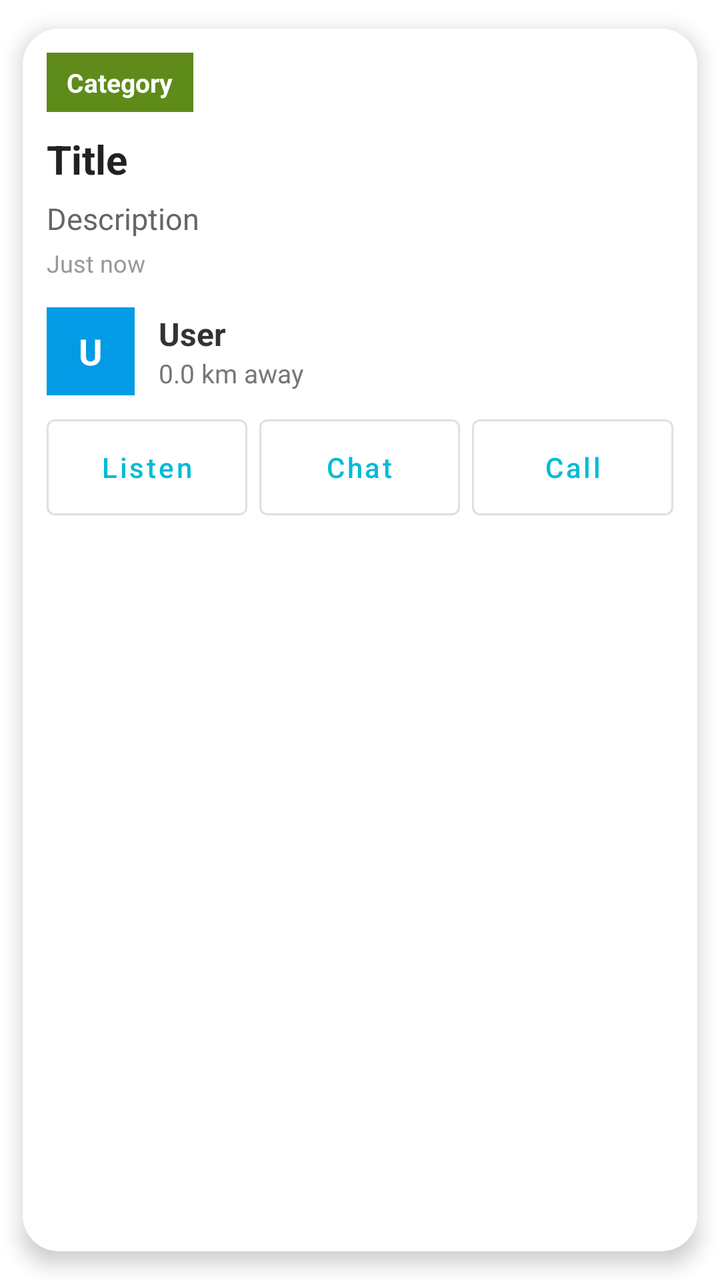
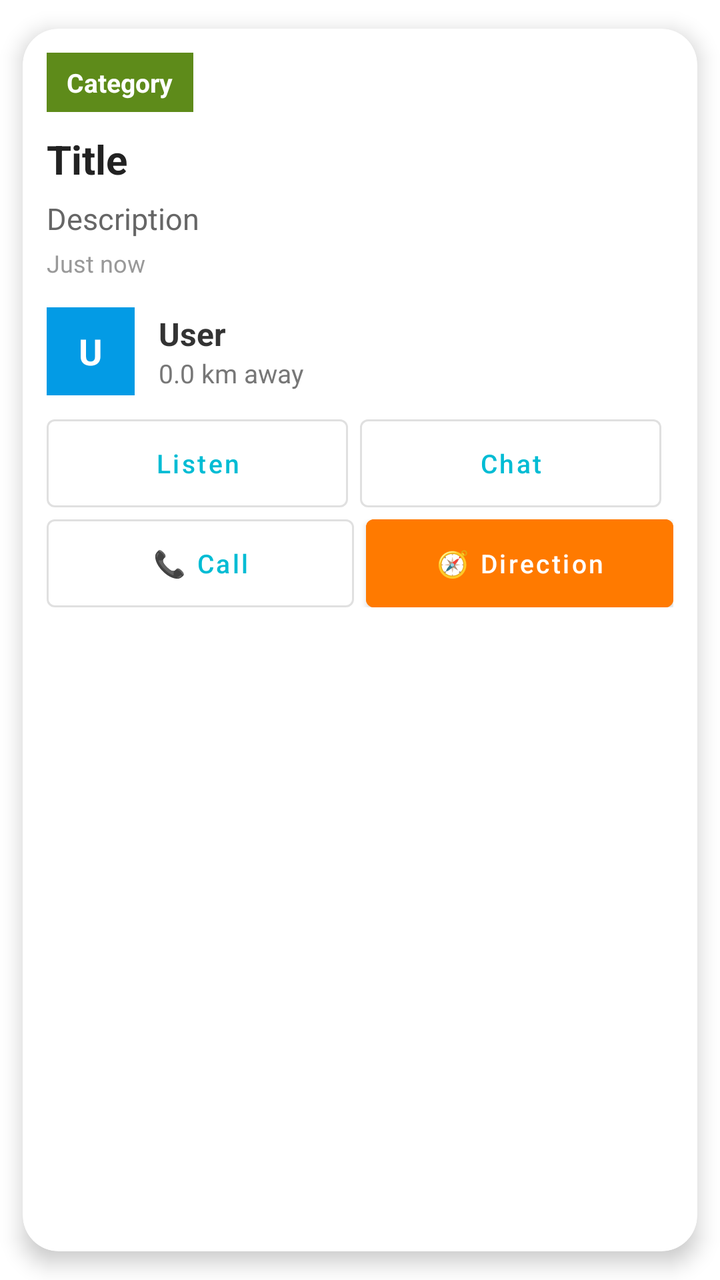

Screens rendered from an Android XML layout before and after an edit, with the pre-edit source and the edit as a unified diff.
<!-- AndroidManifest.xml: application theme Theme.TownCrierBD -->
<!-- res/layout/item_announcement.xml -->
<?xml version="1.0" encoding="utf-8"?>
<androidx.cardview.widget.CardView xmlns:android="http://schemas.android.com/apk/res/android"
    xmlns:app="http://schemas.android.com/apk/res-auto"
    android:id="@+id/cardRoot"
    android:layout_width="match_parent"
    android:layout_height="wrap_content"
    android:layout_margin="12dp"
    app:cardCornerRadius="18dp"
    app:cardElevation="6dp"
    app:cardUseCompatPadding="true">

    <LinearLayout
        android:layout_width="match_parent"
        android:layout_height="wrap_content"
        android:orientation="vertical">

        
        <ImageView
            android:id="@+id/ivPhoto"
            android:layout_width="match_parent"
            android:layout_height="180dp"
            android:scaleType="centerCrop"
            android:visibility="gone"
            android:contentDescription="@string/app_name" />

        
        <LinearLayout
            android:layout_width="match_parent"
            android:layout_height="wrap_content"
            android:orientation="horizontal"
            android:gravity="center_vertical"
            android:layout_marginStart="12dp"
            android:layout_marginEnd="12dp"
            android:layout_marginTop="12dp">

            <TextView
                android:id="@+id/tvBadge"
                android:layout_width="wrap_content"
                android:layout_height="wrap_content"
                android:background="#5E8B1A"
                android:paddingStart="10dp"
                android:paddingEnd="10dp"
                android:paddingTop="6dp"
                android:paddingBottom="6dp"
                android:text="Category"
                android:textColor="@android:color/white"
                android:textStyle="bold"
                android:textSize="13sp" />

            
            <TextView
                android:id="@+id/tvAudioBadge"
                android:layout_width="wrap_content"
                android:layout_height="wrap_content"
                android:layout_marginStart="6dp"
                android:text="🔊 Audio"
                android:textSize="11sp"
                android:textStyle="bold"
                android:textColor="#A21CAF"
                android:visibility="gone"
                android:paddingStart="8dp"
                android:paddingEnd="8dp"
                android:paddingTop="4dp"
                android:paddingBottom="4dp"
                android:background="#F5E6FF"/>

            <View
                android:layout_width="0dp"
                android:layout_height="1dp"
                android:layout_weight="1"/>

            
            <TextView
                android:id="@+id/tvExpiry"
                android:layout_width="wrap_content"
                android:layout_height="wrap_content"
                android:text="⏳ Expires in 24 hrs"
                android:textSize="11sp"
                android:textStyle="bold"
                android:textColor="#388E3C"
                android:visibility="gone"
                android:paddingStart="8dp"
                android:paddingEnd="8dp"
                android:paddingTop="4dp"
                android:paddingBottom="4dp"
                android:background="#EDFFF0"/>

        </LinearLayout>

        
        <TextView
            android:id="@+id/tvTitle"
            android:layout_width="match_parent"
            android:layout_height="wrap_content"
            android:layout_marginStart="12dp"
            android:layout_marginEnd="12dp"
            android:layout_marginTop="10dp"
            android:text="Title"
            android:textColor="#222222"
            android:textStyle="bold"
            android:textSize="20sp" />

        
        <TextView
            android:id="@+id/tvDesc"
            android:layout_width="match_parent"
            android:layout_height="wrap_content"
            android:layout_marginStart="12dp"
            android:layout_marginEnd="12dp"
            android:layout_marginTop="6dp"
            android:text="Description"
            android:textColor="#666666"
            android:textSize="15sp" />

        
        <TextView
            android:id="@+id/tvTime"
            android:layout_width="wrap_content"
            android:layout_height="wrap_content"
            android:layout_marginStart="12dp"
            android:layout_marginTop="4dp"
            android:text="Just now"
            android:textColor="#999999"
            android:textSize="12sp" />

        
        <LinearLayout
            android:layout_width="match_parent"
            android:layout_height="wrap_content"
            android:layout_marginTop="14dp"
            android:layout_marginStart="12dp"
            android:layout_marginEnd="12dp"
            android:orientation="horizontal"
            android:gravity="center_vertical">

            <TextView
                android:id="@+id/tvAvatar"
                android:layout_width="44dp"
                android:layout_height="44dp"
                android:gravity="center"
                android:text="U"
                android:textStyle="bold"
                android:textColor="@android:color/white"
                android:textSize="18sp"
                android:background="#039BE5" />

            <LinearLayout
                android:layout_width="0dp"
                android:layout_height="wrap_content"
                android:layout_weight="1"
                android:layout_marginStart="12dp"
                android:orientation="vertical">

                <TextView
                    android:id="@+id/tvName"
                    android:layout_width="wrap_content"
                    android:layout_height="wrap_content"
                    android:text="User"
                    android:textStyle="bold"
                    android:textSize="16sp"
                    android:textColor="#333333" />

                <TextView
                    android:id="@+id/tvDistance"
                    android:layout_width="wrap_content"
                    android:layout_height="wrap_content"
                    android:text="0.0 km away"
                    android:textSize="13sp"
                    android:textColor="#777777" />
            </LinearLayout>

        </LinearLayout>

        
        <LinearLayout
            android:layout_width="match_parent"
            android:layout_height="wrap_content"
            android:layout_margin="12dp"
            android:orientation="horizontal"
            android:gravity="center"
            android:weightSum="3">

            <com.google.android.material.button.MaterialButton
                android:id="@+id/btnListen"
                style="@style/Widget.MaterialComponents.Button.OutlinedButton"
                android:layout_width="0dp"
                android:layout_height="48dp"
                android:layout_weight="1"
                android:text="Listen"
                android:textAllCaps="false"
                android:textSize="14sp"
                android:insetTop="0dp"
                android:insetBottom="0dp"
                android:layout_marginEnd="6dp"/>

            <com.google.android.material.button.MaterialButton
                android:id="@+id/btnChat"
                style="@style/Widget.MaterialComponents.Button.OutlinedButton"
                android:layout_width="0dp"
                android:layout_height="48dp"
                android:layout_weight="1"
                android:text="Chat"
                android:textAllCaps="false"
                android:textSize="14sp"
                android:insetTop="0dp"
                android:insetBottom="0dp"
                android:layout_marginEnd="6dp"/>

            <com.google.android.material.button.MaterialButton
                android:id="@+id/btnCall"
                style="@style/Widget.MaterialComponents.Button.OutlinedButton"
                android:layout_width="0dp"
                android:layout_height="48dp"
                android:layout_weight="1"
                android:text="Call"
                android:textAllCaps="false"
                android:textSize="14sp"
                android:insetTop="0dp"
                android:insetBottom="0dp" />
        </LinearLayout>

        
        <LinearLayout
            android:id="@+id/layoutEditDelete"
            android:layout_width="match_parent"
            android:layout_height="wrap_content"
            android:layout_marginStart="12dp"
            android:layout_marginEnd="12dp"
            android:layout_marginBottom="12dp"
            android:orientation="horizontal"
            android:visibility="gone">

            <com.google.android.material.button.MaterialButton
                android:id="@+id/btnEdit"
                style="@style/Widget.MaterialComponents.Button.OutlinedButton"
                android:layout_width="0dp"
                android:layout_height="48dp"
                android:layout_weight="1"
                android:text="Edit"
                android:textAllCaps="false"
                android:layout_marginEnd="8dp"/>

            <com.google.android.material.button.MaterialButton
                android:id="@+id/btnDelete"
                android:layout_width="0dp"
                android:layout_height="48dp"
                android:layout_weight="1"
                android:text="Delete"
                android:textAllCaps="false"
                android:backgroundTint="#F44336"
                android:textColor="@android:color/white"
                android:layout_marginEnd="8dp"/>

            <com.google.android.material.button.MaterialButton
                android:id="@+id/btnDetails"
                style="@style/Widget.MaterialComponents.Button.OutlinedButton"
                android:layout_width="0dp"
                android:layout_height="48dp"
                android:layout_weight="1"
                android:text="Details"
                android:textAllCaps="false"
                android:textSize="14sp"
                android:insetTop="0dp"
                android:insetBottom="0dp"/>

        </LinearLayout>

    </LinearLayout>
</androidx.cardview.widget.CardView>
<!-- resources referenced by this layout -->
<resources>
  <string name="app_name">TownCrierBD</string>
  <style name="Theme.TownCrierBD" parent="Theme.MaterialComponents.Light.NoActionBar">
  
          <item name="colorPrimary">@color/blue_end</item>
          <item name="colorPrimaryVariant">@color/blue_start</item>
          <item name="colorOnPrimary">@color/white</item>
  
          <item name="colorSecondary">@color/blue_start</item>
          <item name="colorSecondaryVariant">@color/blue_end</item>
          <item name="colorOnSecondary">@color/white</item>
  
          <item name="android:forceDarkAllowed" tools:targetApi="q">false</item>
  
          <item name="android:statusBarColor">@color/blue_start</item>
          <item name="android:navigationBarColor">@color/blue_start</item>
  
          <item name="spinnerStyle">@style/TownCrierBD.SpinnerStyle</item>
      </style>
  <color name="blue_end">#00BCD4</color>
  <color name="blue_start">#2196F3</color>
  <color name="white">#FFFFFF</color>
  <style name="TownCrierBD.SpinnerStyle" parent="Widget.AppCompat.Spinner">
      <item name="android:popupBackground">@drawable/bg_spinner_popup_white</item>
          <item name="popupTheme">@style/TownCrierBD.PopupTheme</item>
      </style>
  <!-- drawable bg_spinner_popup_white (drawable) -->
  <?xml version="1.0" encoding="utf-8"?>
  <shape xmlns:android="http://schemas.android.com/apk/res/android">
      <solid android:color="#FFFFFF"/>
      <corners android:radius="16dp"/>
      <padding
          android:left="8dp"
          android:top="8dp"
          android:right="8dp"
          android:bottom="8dp"/>
  </shape>
  <style name="TownCrierBD.PopupTheme" parent="ThemeOverlay.MaterialComponents.Light">
          <item name="android:popupBackground">@drawable/bg_spinner_popup_white</item>
      </style>
</resources>

<!-- the commit's change to res/layout/item_announcement.xml (unified diff, before → after) -->
@@ -47,7 +47,6 @@
                 android:textStyle="bold"
                 android:textSize="13sp" />
 
-            
             <TextView
                 android:id="@+id/tvAudioBadge"
                 android:layout_width="wrap_content"
@@ -175,48 +174,85 @@
         <LinearLayout
             android:layout_width="match_parent"
             android:layout_height="wrap_content"
-            android:layout_margin="12dp"
-            android:orientation="horizontal"
-            android:gravity="center"
-            android:weightSum="3">
-
-            <com.google.android.material.button.MaterialButton
-                android:id="@+id/btnListen"
+            android:layout_marginStart="12dp"
+            android:layout_marginEnd="12dp"
+            android:layout_marginTop="12dp"
+            android:orientation="horizontal">
+
+            
+            <LinearLayout
+                android:layout_width="0dp"
+                android:layout_height="wrap_content"
+                android:layout_weight="1"
+                android:orientation="horizontal">
+
+                <com.google.android.material.button.MaterialButton
+                    android:id="@+id/btnListen"
+                    style="@style/Widget.MaterialComponents.Button.OutlinedButton"
+                    android:layout_width="0dp"
+                    android:layout_height="44dp"
+                    android:layout_weight="1"
+                    android:text="Listen"
+                    android:textAllCaps="false"
+                    android:textSize="13sp"
+                    android:insetTop="0dp"
+                    android:insetBottom="0dp"
+                    android:layout_marginEnd="6dp"/>
+
+                <com.google.android.material.button.MaterialButton
+                    android:id="@+id/btnChat"
+                    style="@style/Widget.MaterialComponents.Button.OutlinedButton"
+                    android:layout_width="0dp"
+                    android:layout_height="44dp"
+                    android:layout_weight="1"
+                    android:text="Chat"
+                    android:textAllCaps="false"
+                    android:textSize="13sp"
+                    android:insetTop="0dp"
+                    android:insetBottom="0dp"
+                    android:layout_marginEnd="6dp"/>
+
+            </LinearLayout>
+
+        </LinearLayout>
+
+        
+        <LinearLayout
+            android:layout_width="match_parent"
+            android:layout_height="wrap_content"
+            android:layout_marginStart="12dp"
+            android:layout_marginEnd="12dp"
+            android:layout_marginTop="6dp"
+            android:layout_marginBottom="12dp"
+            android:orientation="horizontal">
+
+            <com.google.android.material.button.MaterialButton
+                android:id="@+id/btnCall"
                 style="@style/Widget.MaterialComponents.Button.OutlinedButton"
                 android:layout_width="0dp"
-                android:layout_height="48dp"
-                android:layout_weight="1"
-                android:text="Listen"
-                android:textAllCaps="false"
-                android:textSize="14sp"
+                android:layout_height="44dp"
+                android:layout_weight="1"
+                android:text="📞 Call"
+                android:textAllCaps="false"
+                android:textSize="13sp"
                 android:insetTop="0dp"
                 android:insetBottom="0dp"
                 android:layout_marginEnd="6dp"/>
 
-            <com.google.android.material.button.MaterialButton
-                android:id="@+id/btnChat"
-                style="@style/Widget.MaterialComponents.Button.OutlinedButton"
-                android:layout_width="0dp"
-                android:layout_height="48dp"
-                android:layout_weight="1"
-                android:text="Chat"
-                android:textAllCaps="false"
-                android:textSize="14sp"
+            
+            <com.google.android.material.button.MaterialButton
+                android:id="@+id/btnDirection"
+                android:layout_width="0dp"
+                android:layout_height="44dp"
+                android:layout_weight="1"
+                android:text="🧭 Direction"
+                android:textAllCaps="false"
+                android:textSize="13sp"
+                android:textColor="@android:color/white"
+                android:backgroundTint="#FF7A00"
                 android:insetTop="0dp"
-                android:insetBottom="0dp"
-                android:layout_marginEnd="6dp"/>
-
-            <com.google.android.material.button.MaterialButton
-                android:id="@+id/btnCall"
-                style="@style/Widget.MaterialComponents.Button.OutlinedButton"
-                android:layout_width="0dp"
-                android:layout_height="48dp"
-                android:layout_weight="1"
-                android:text="Call"
-                android:textAllCaps="false"
-                android:textSize="14sp"
-                android:insetTop="0dp"
-                android:insetBottom="0dp" />
+                android:insetBottom="0dp"/>
+
         </LinearLayout>
 
         
